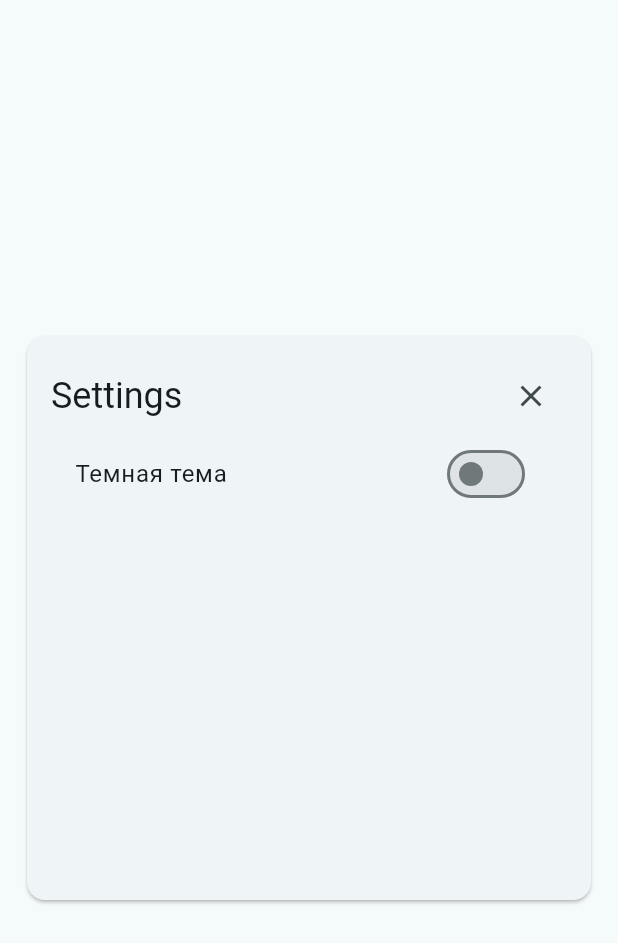
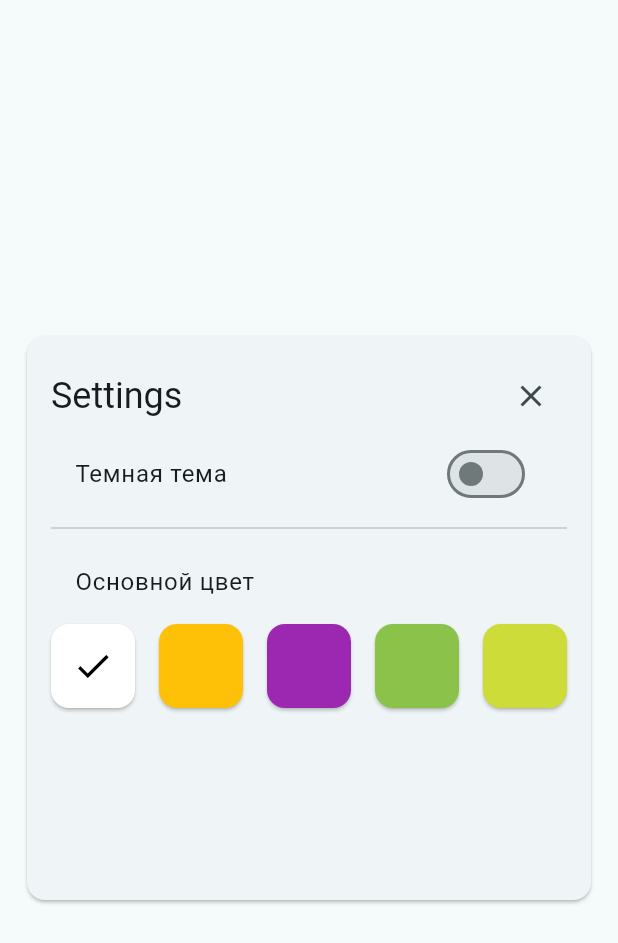
Before and after one commit to rn7cvj-dvfu/6-semester-game-dev, a Flutter app: the screen it shows after launch, after a tap on the "settings" icon, on a phone screen of 412 x 824 dp. Shown: the top 943 px of the screen. Run offline on Flutter 3.47's test engine with Material 3 defaults, Android fonts, the phone set to English and light mode, and no system bars; our stand-ins replace flutter_colorpicker, go_router; missing offline and left inert: flame, slang; generated files the repository leaves out were written again.

Commit message:
refactor: simplify App structure and remove unused theme toggler; add InfoCardWidget and SeedColorToggle

```diff
--- a/game/lib/app.dart
+++ b/game/lib/app.dart
@@ -1,16 +1,15 @@
 import 'package:flutter/material.dart';
 import 'package:flutter_localizations/flutter_localizations.dart';
-import 'package:flutter_riverpod/flutter_riverpod.dart';
 import 'features/theme/widget.dart';
 import 'navigation/router.dart';
 
-class App extends ConsumerWidget {
+class App extends StatelessWidget {
   final Color seedColor = const Color(0xFFFFFFFF);
 
   const App({super.key});
 
   @override
-  Widget build(BuildContext context, WidgetRef ref) {
+  Widget build(BuildContext context) {
     final theme = GTheme.of(context);
 
     return MaterialApp.router(
--- a/game/lib/features/theme/widget.dart
+++ b/game/lib/features/theme/widget.dart
@@ -3,6 +3,7 @@ import 'package:flutter/material.dart';
 class GTheme extends InheritedWidget {
   final ThemeMode themeMode;
   final Color seedColor;
+
   final void Function(ThemeMode newThemeMode) toggleThemeMode;
   final void Function(Color newSeedColor) toggleSeedColor;
 
--- /dev/null
+++ b/game/lib/features/theme/widgets/color_toggle.dart
@@ -0,0 +1,98 @@
+import 'dart:ui';
+
+import 'package:flutter/material.dart';
+
+import '../../../.gen/i18n/strings.g.dart';
+import '../widget.dart';
+
+const List<Color> _colors = [
+  Colors.white,
+  Colors.amber,
+  Colors.purple,
+  Colors.lightGreen,
+  Colors.lime,
+];
+
+class SeedColorToggle extends StatelessWidget {
+  const SeedColorToggle({super.key});
+
+  @override
+  Widget build(BuildContext context) {
+    final theme = GTheme.of(context);
+
+    return LayoutBuilder(
+      builder: (_, constraints) {
+        final padding = 16.0;
+        final dimension =
+            (constraints.maxWidth - padding * (_colors.length - 1)) /
+                _colors.length;
+
+        return Column(
+          children: [
+            ListTile(
+              title: Text(t.strings.useSeedColor),
+            ),
+            Row(
+              children: List.generate(
+                _colors.length,
+                (index) {
+                  final color = _colors[index];
+                  final isSelected = theme.seedColor == color;
+
+                  return Padding(
+                    padding: EdgeInsets.only(
+                      right: index == _colors.length - 1 ? 0 : padding,
+                    ),
+                    child: _ColorCard(
+                      color: color,
+                      checkColor:
+                          isSelected ? Colors.black : Colors.transparent,
+                      onTap: () => theme.toggleSeedColor(color),
+                      dimension: dimension,
+                    ),
+                  );
+                },
+              ),
+            )
+          ],
+        );
+      },
+    );
+  }
+}
+
+class _ColorCard extends StatelessWidget {
+  final Color color;
+  final Color checkColor;
+  final VoidCallback onTap;
+  final double dimension;
+
+  const _ColorCard({
+    required this.color,
+    required this.checkColor,
+    required this.onTap,
+    required this.dimension,
+  });
+
+  @override
+  Widget build(BuildContext context) {
+    return Card(
+      clipBehavior: Clip.antiAlias,
+      margin: EdgeInsets.zero,
+      color: color,
+      child: InkWell(
+        onTap: onTap,
+        child: SizedBox.square(
+          dimension: dimension,
+          child: Center(
+            child: Icon(
+              Icons.check,
+              color: checkColor,
+              size: dimension / 2,
+            ),
+          ),
+        ),
+      ),
+    );
+  }
+}
--- a/game/lib/features/theme/togglers.dart
+++ b/game/lib/features/theme/widgets/theme_toggle.dart
@@ -1,7 +1,7 @@
 import 'package:flutter/material.dart';
 
-import '../../.gen/i18n/strings.g.dart';
-import 'widget.dart';
+import '../../../.gen/i18n/strings.g.dart';
+import '../widget.dart';
 
 class ThemeModelToggle extends StatelessWidget {
   const ThemeModelToggle({super.key});
--- a/game/lib/pages/settings.dart
+++ b/game/lib/pages/settings.dart
@@ -1,7 +1,8 @@
 import 'package:flutter/material.dart';
 
 import '../.gen/i18n/strings.g.dart';
-import '../features/theme/togglers.dart';
+import '../features/theme/widgets/color_toggle.dart';
+import '../features/theme/widgets/theme_toggle.dart';
 import '../navigation/navigator.dart';
 
 class SettingsPage extends StatelessWidget {
@@ -32,6 +33,8 @@ class SettingsPage extends StatelessWidget {
                     ],
                   ),
                   ThemeModelToggle(),
+                  const Divider(),
+                  SeedColorToggle(),
                 ],
               ),
             ),
```
Also changed, not shown: game/lib/features/graph/info_card.dart (added, +88 -0 lines), game/lib/pages/level.dart (+11 -0 lines).
